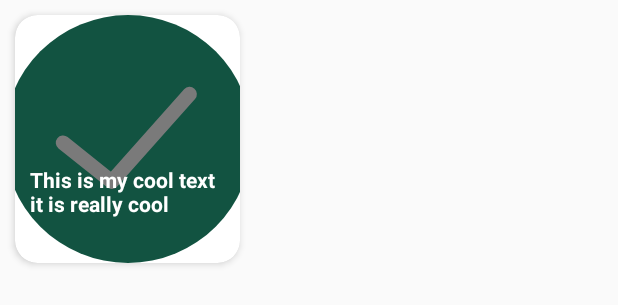
After one commit to skaradimitriou/Moviepedia, an Android app: the layout movie_item_row.xml on its own in the app's theme, with its tools: preview values and no code run, on a phone screen of 412 x 824 dp. The commit adds this screen. Shown: the top 305 px of the screen. Run offline under Robolectric (Android 15) with nearby library versions, the phone set to English and light mode, and no system bars.

Commit message:
Movies | Grid RecyclerView Layout

```diff
--- /dev/null
+++ b/app/src/main/res/layout/movie_item_row.xml
@@ -0,0 +1,44 @@
+<?xml version="1.0" encoding="utf-8"?>
+<androidx.cardview.widget.CardView xmlns:android="http://schemas.android.com/apk/res/android"
+    xmlns:app="http://schemas.android.com/apk/res-auto"
+    xmlns:tools="http://schemas.android.com/tools"
+    android:layout_width="150dp"
+    android:layout_height="165dp"
+    android:layout_margin="10dp"
+    android:layout_marginRight="10dp"
+    app:cardCornerRadius="15dp"
+    app:cardElevation="3dp">
+
+    <androidx.constraintlayout.widget.ConstraintLayout
+        android:layout_width="match_parent"
+        android:layout_height="match_parent"
+        android:orientation="vertical">
+
+        <ImageView
+            android:id="@+id/resultImg"
+            android:layout_width="match_parent"
+            android:layout_height="match_parent"
+            android:scaleType="centerCrop"
+            tools:src="@drawable/ic_success"
+            android:tint="#85000000"
+            app:layout_constraintTop_toTopOf="parent"
+            app:layout_constraintLeft_toLeftOf="parent"/>
+
+        <TextView
+            android:id="@+id/resultTxt"
+            android:layout_width="match_parent"
+            android:layout_height="wrap_content"
+            android:textStyle="bold"
+            android:layout_marginLeft="10dp"
+            android:layout_marginRight="10dp"
+            android:layout_marginTop="100dp"
+            tools:text="This is my cool text it is really cool"
+            android:textAlignment="viewStart"
+            android:textColor="#ffffff"
+            android:textSize="14sp"
+            app:layout_constraintTop_toTopOf="parent"
+            app:layout_constraintLeft_toLeftOf="parent"/>
+
+    </androidx.constraintlayout.widget.ConstraintLayout>
+
+</androidx.cardview.widget.CardView>
```
Also changed, not shown: app/src/main/java/com/stathis/moviepedia/fragments/MoviesFragment.kt (+15 -0 lines), app/src/main/java/com/stathis/moviepedia/fragments/TvSeriesFragment.kt (+30 -0 lines), app/src/main/java/com/stathis/moviepedia/recyclerviews/FeaturedTvSeriesAdapter.kt (added, +26 -0 lines), app/src/main/java/com/stathis/moviepedia/recyclerviews/FeaturedTvSeriesViewHolder.kt (added, +24 -0 lines), app/src/main/java/com/stathis/moviepedia/recyclerviews/MoviesAdapter.kt (added, +24 -0 lines), app/src/main/java/com/stathis/moviepedia/recyclerviews/MoviesViewHolder.kt (added, +28 -0 lines), app/src/main/res/layout/fragment_movies.xml (+12 -3 lines).
